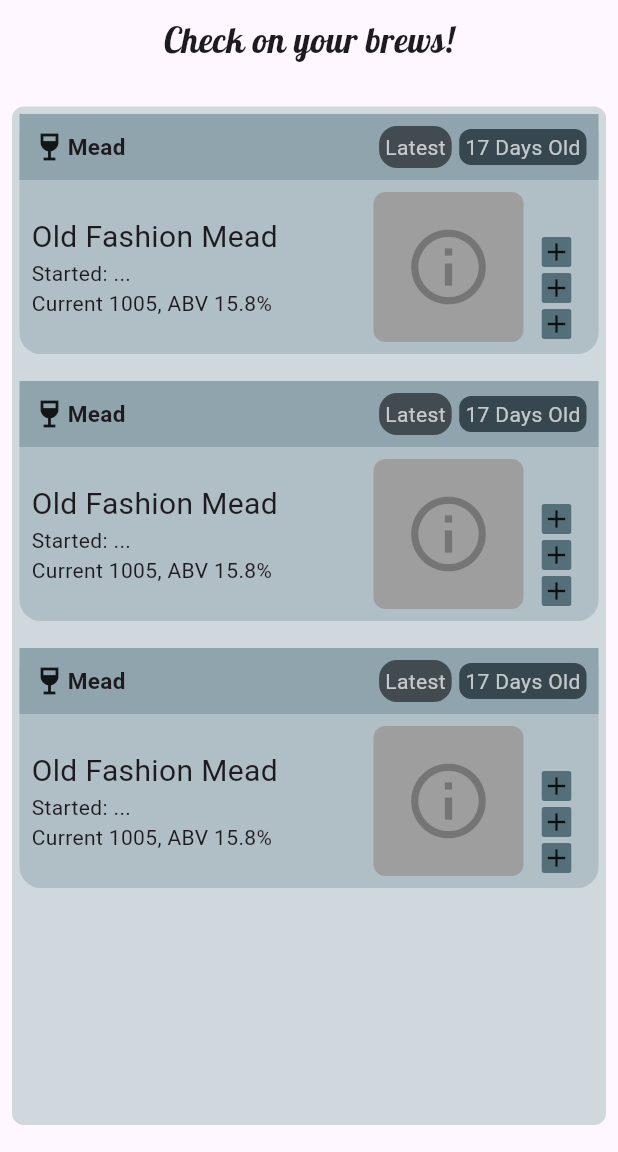
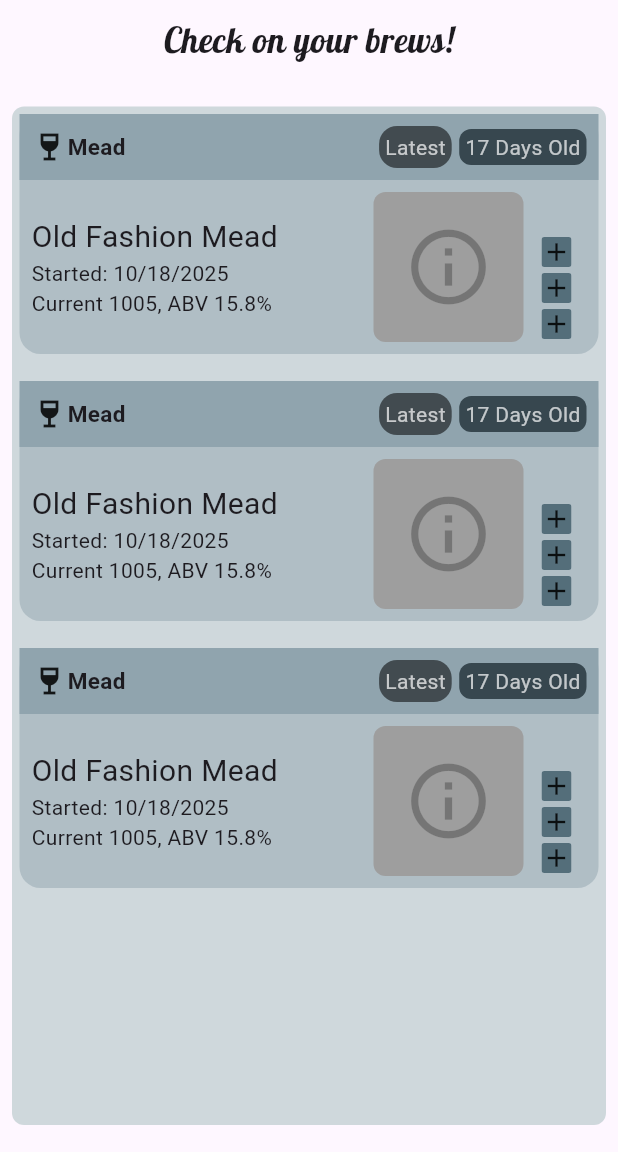
Before and after one commit to Seanm64/FermentationStation, a Flutter app: the screen it shows after launch, on a phone screen of 412 x 824 dp, the part 84-1236 px from its top. Run offline on Flutter 3.47's test engine with Material 3 defaults, Android fonts, the phone set to English and light mode, and no system bars; our stand-ins replace google_fonts, hive; accounts and stored records are empty; generated files the repository leaves out were written again.

Commit message:
Added a DateToString class (w/ eu conversions)

```diff
--- a/lib/cards/brew_card.dart
+++ b/lib/cards/brew_card.dart
@@ -1,3 +1,4 @@
+import 'package:fermentation_station/utils/date_to_string.dart';
 import 'package:flutter/material.dart';
 import 'package:fermentation_station/custom/custom_icon_button.dart';
 import 'package:fermentation_station/pages/check_brew_page.dart';
@@ -112,7 +113,7 @@ class BrewCard extends StatelessWidget {
                             fontSize: 20,
                           )
                         ),
-                        Text('Started: ...'),
+                        Text('Started: ${DateToString(brew_model.date_started, true)}'),
                         Text('Current 1005, ABV 15.8%'),
                       ],
                     ),
--- /dev/null
+++ b/lib/utils/date_to_string.dart
@@ -0,0 +1,16 @@
+import 'package:intl/intl.dart';
+
+String DateToString(DateTime date_time, bool if_american)
+{
+  String string_date = '';
+
+  if(if_american)
+  {
+    string_date = DateFormat('MM/dd/yyyy').format(date_time);
+  }
+  else
+  {
+    string_date = DateFormat('dd/MM/yyyy').format(date_time);
+  }
+  return string_date;
+}
--- a/pubspec.yaml
+++ b/pubspec.yaml
@@ -39,6 +39,7 @@ dependencies:
   hive_flutter: ^1.1.0
   path_provider: ^2.1.5
   google_fonts: ^6.3.2
+  intl: ^0.20.2
 
 dev_dependencies:
   flutter_test:
```
Also changed, not shown: pubspec.lock.
